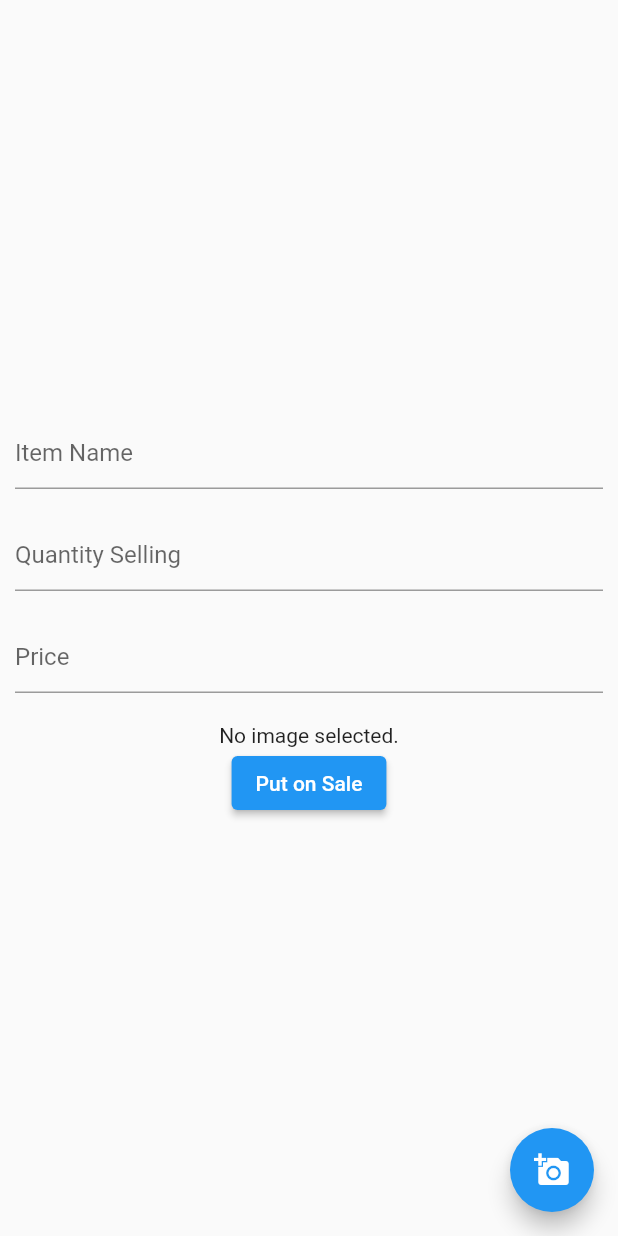
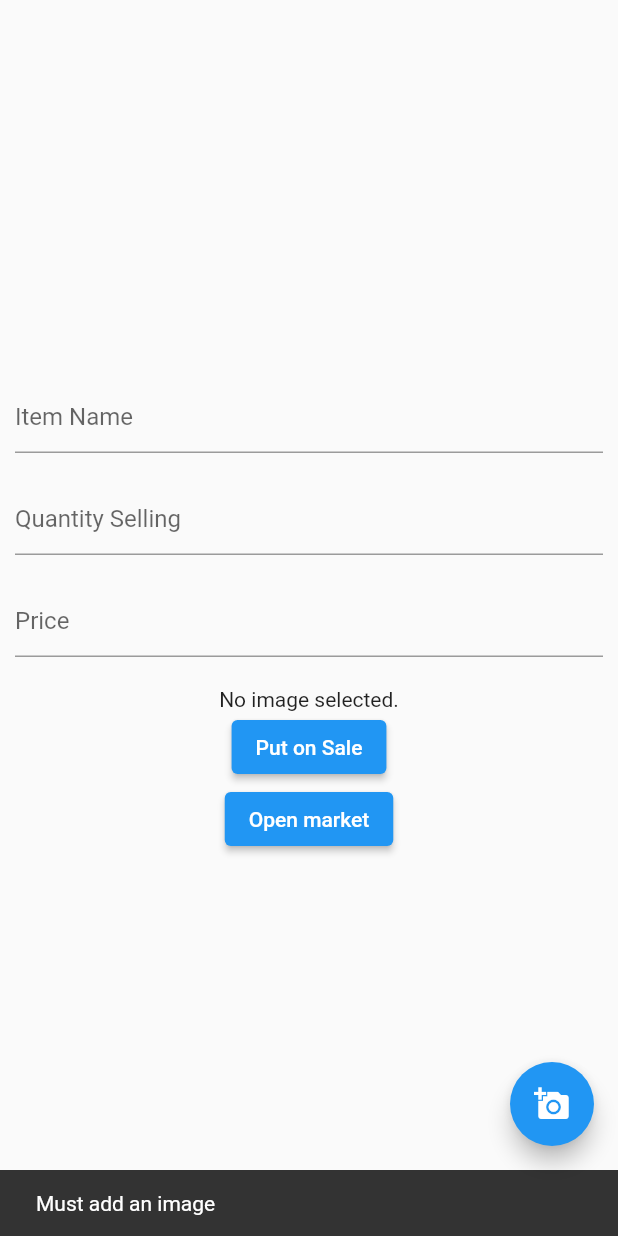
Before and after one commit to gagandeepkaur15/krishi-gyan-db-test, a Flutter app: the SellForm screen opened by its route, after a tap on "Put on Sale", on a phone screen of 412 x 824 dp. Run offline on Flutter 3.47's test engine with Material 2 defaults, Android fonts, the phone set to English and light mode, and no system bars; our stand-ins replace cloud_firestore, file_picker, firebase_auth, firebase_core, firebase_storage, font_awesome_flutter and 2 more; accounts and stored records are empty.

Commit message:
Add market page and finish sell form

```diff
--- a/lib/main.dart
+++ b/lib/main.dart
@@ -2,6 +2,7 @@ import 'package:flutter/material.dart';
 import 'package:firebase_auth/firebase_auth.dart';
 import 'package:firebase_core/firebase_core.dart';
 import 'package:krishi_test/screens/authToggle.dart';
+import 'package:krishi_test/screens/market.dart';
 import 'package:krishi_test/screens/profile.dart';
 import 'package:krishi_test/screens/register.dart';
 import 'package:krishi_test/screens/sell_form.dart';
@@ -38,6 +39,7 @@ class MyApp extends StatelessWidget {
             '/signin': ((context) => const SignIn()),
             '/register': ((context) => const Register()),
             '/sellForm': ((context) => const SellForm()),
+            '/market': ((context) => const MarketPage()),
           },
         ),
       );
--- a/lib/screens/sell_form.dart
+++ b/lib/screens/sell_form.dart
@@ -1,7 +1,10 @@
 import 'dart:io';
+import 'package:cloud_firestore/cloud_firestore.dart';
+import 'package:firebase_auth/firebase_auth.dart';
 import 'package:flutter/material.dart';
 import 'package:file_picker/file_picker.dart';
 import 'package:firebase_storage/firebase_storage.dart';
+import 'package:krishi_test/screens/loading.dart';
 
 class SellForm extends StatefulWidget {
   const SellForm({super.key});
@@ -24,21 +27,20 @@ class _SellFormState extends State<SellForm> {
       setState(() {
         file = File(result.files.single.path!);
       });
-    } else {}
+    }
   }
 
-  Future<String?> uploadFileToFirebase(File? file) async {
-    if (file == null) return null;
+  Future<String> uploadFileToFirebase(File? file) async {
+    if (file == null) throw Exception('File is null');
 
-    final FirebaseStorage storage = FirebaseStorage.instance;
+    final storageRef = FirebaseStorage.instance.ref();
 
-    final Reference ref =
-        storage.ref().child('files/${file.path.split('/').last}');
+    // File name is bad idea
+    final imageRef = storageRef.child('files/${file.path.split('/').last}');
 
-    final UploadTask uploadTask = ref.putFile(file);
-    final TaskSnapshot taskSnapshot = await uploadTask.whenComplete(() {});
+    await imageRef.putFile(file);
 
-    final String downloadUrl = await taskSnapshot.ref.getDownloadURL();
+    final String downloadUrl = await imageRef.getDownloadURL();
 
     return downloadUrl;
   }
@@ -79,17 +81,88 @@ class _SellFormState extends State<SellForm> {
                     width: 150,
                     child: Image.file(file!),
                   ),
-            ElevatedButton(onPressed: () {}, child: const Text('Put on Sale'))
+            ElevatedButton(
+              onPressed: saleButtonPressed,
+              child: const Text('Put on Sale'),
+            ),
+            ElevatedButton(
+              onPressed: () {
+                Navigator.of(context).pushReplacementNamed('/market');
+              },
+              child: const Text('Open market'),
+            )
           ],
         ),
       ),
       floatingActionButton: FloatingActionButton(
         onPressed: () async {
           await pickFile();
-          final String? fileUrl = await uploadFileToFirebase(file);
+          // final String? fileUrl = await uploadFileToFirebase(file);
         },
         child: const Icon(Icons.add_a_photo),
       ),
     );
   }
+
+  void saleButtonPressed() async {
+    final String itemName = _itemName.text;
+    final String qty = _qty.text;
+    final String price = _price.text;
+
+    if (file == null) {
+      // Show error SnackBar
+      ScaffoldMessenger.of(context).showSnackBar(
+        const SnackBar(content: Text("Must add an image")),
+      );
+      return;
+    }
+
+    Navigator.of(context).push(PageRouteBuilder(
+      opaque: true,
+      pageBuilder: (context, animation, secondaryAnimation) =>
+          const LoadingPage(),
+    ));
+
+    String downloadUrl = '';
+
+    // Upload the image to firebase
+    try {
+      downloadUrl = await uploadFileToFirebase(file);
+    } catch (e) {
+      // Pop loading screen
+      Navigator.of(context).pop();
+      ScaffoldMessenger.of(context).showSnackBar(
+        const SnackBar(
+            content: Text("An error occurred while uploading image")),
+      );
+      return;
+    }
+
+    // Now that the image is uploaded successfully, we create a document
+    // First we need logged in user's uuid
+    // Assuming that the user is logged in:
+    final String sellerUuid = FirebaseAuth.instance.currentUser!.uid;
+
+    final firestore = FirebaseFirestore.instance;
+    await firestore.collection("market").add({
+      "sellerUuid": sellerUuid,
+      "name": itemName,
+      "quantity": qty,
+      "price": price,
+      "imageLink": downloadUrl,
+      // Empty buyerUuid represents that the item is not sold yet
+      "buyerUuid": ""
+    });
+
+    if (!mounted) return;
+
+    // Pop loading screen
+    Navigator.of(context).pop();
+
+    // Show success SnackBar
+    ScaffoldMessenger.of(context).showSnackBar(
+      const SnackBar(content: Text("Item added to market")),
+    );
+    Navigator.of(context).pushReplacementNamed('/market');
+  }
 }
```
Also changed, not shown: lib/screens/authToggle.dart (+5 -2 lines), lib/screens/loading.dart (added, +15 -0 lines), lib/screens/market.dart (added, +100 -0 lines).
